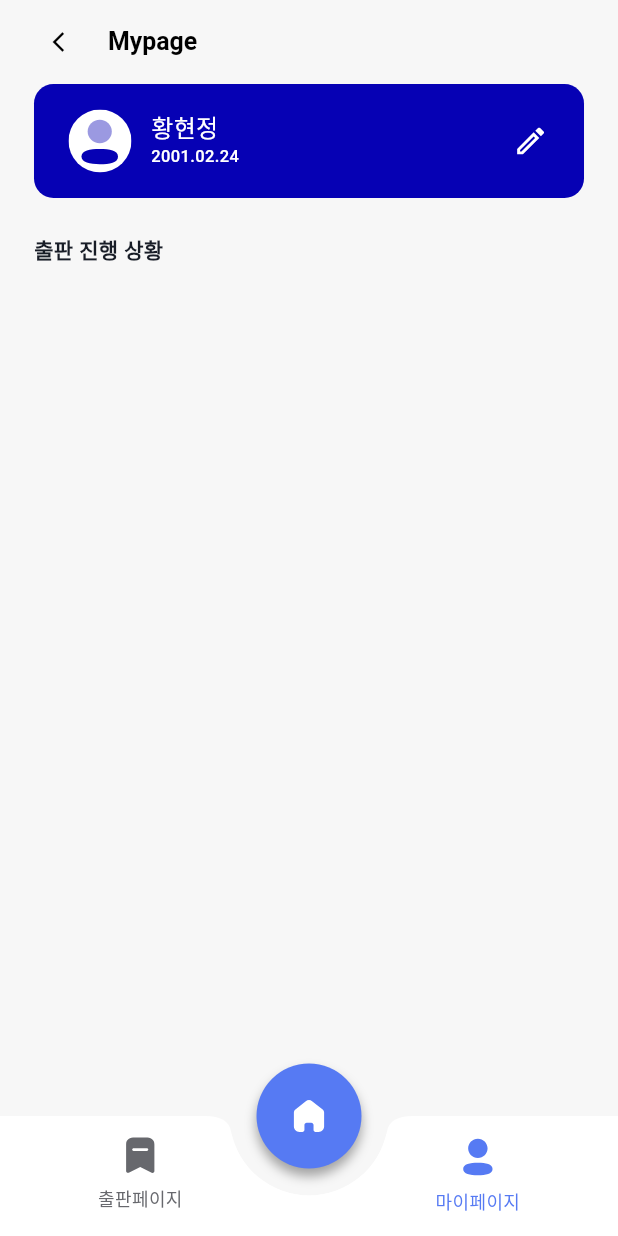
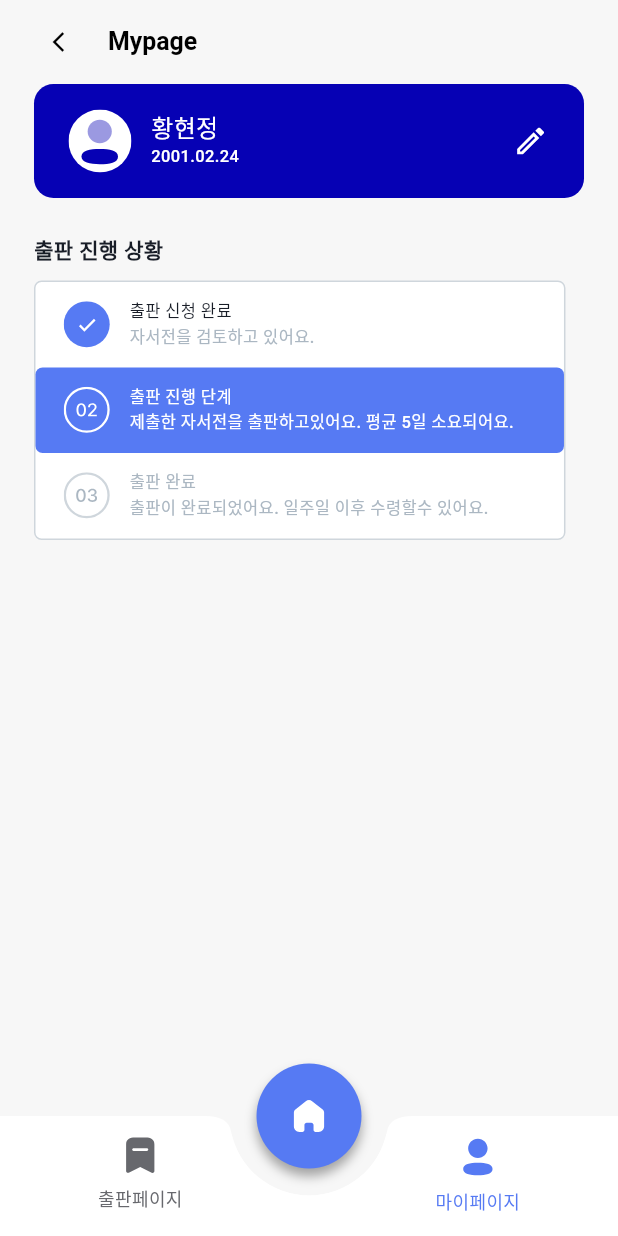
Before and after one commit to life-librarians/life-bookshelf-client, a Flutter app: the screen it shows after launch, after a tap on "출판페이지", after a tap on "마이페이지", on a phone screen of 412 x 824 dp. Run offline on Flutter 3.47's test engine with Material 3 defaults, Android fonts, the phone set to English and light mode, and no system bars; our stand-ins replace dotted_line, flutter_dotenv, flutter_native_splash, flutter_svg, get, shimmer; network calls fail; Roboto replaces fonts that are missing (Pretendard).

Commit message:
feat: 출판 진행상황 view 컴포넌트

```diff
--- a/lib/utilities/color_system.dart
+++ b/lib/utilities/color_system.dart
@@ -37,4 +37,5 @@ class _Mypage {
   const _Mypage();
 
   final Color fontBlack = const Color(0xFF181D27);
+  final Color fontGray = const Color(0xFFABB7C2);
 }
--- a/lib/views/mypage/components/publication_progress.dart
+++ b/lib/views/mypage/components/publication_progress.dart
@@ -1,4 +1,5 @@
 import 'package:flutter/material.dart';
+import 'package:flutter_svg/svg.dart';
 import 'package:get/get.dart';
 import 'package:life_bookshelf/utilities/color_system.dart';
 import 'package:life_bookshelf/utilities/font_system.dart';
@@ -14,41 +15,129 @@ class PublicationProgress extends StatelessWidget {
       width: Get.width * 0.89,
       alignment: Alignment.centerLeft,
       child: Column(
+        crossAxisAlignment: CrossAxisAlignment.start,
         children: [
           Text("출판 진행 상황", style: FontSystem.KR14B.copyWith(color: ColorSystem.mypage.fontBlack)),
+          SizedBox(height: 10),
+          Container(
+            width: Get.width * 0.86,
+            height: 173,
+            decoration: BoxDecoration(
+              border: Border.all(
+                color: Color(0xFFCFD6DC), // Hex 색상 코드
+                width: 1,
+                style: BorderStyle.solid, // 'solid' 테두리 스타일
+              ),
+              color: Colors.white,
+              borderRadius: BorderRadius.circular(5),
+            ),
+            child: Column(
+              children: [
+                _pubAppSubmitted(),
+                _PubInProgress(),
+                _PubCompleted(),
+              ],
+            ),
+          )
+
         ],
       ),
     );
   }
 }
 
-
-class _ProgressnApplication extends StatelessWidget {
-  const _ProgressnApplication({super.key});
+class _pubAppSubmitted extends StatelessWidget {
+  const _pubAppSubmitted({super.key});
 
   @override
   Widget build(BuildContext context) {
-    return const Placeholder();
+    return Container(
+      margin: const EdgeInsets.only(left: 18.8),
+      height: 57,
+      child: Row(
+        children:[
+          SvgPicture.asset(
+            'assets/icons/mypage/check.svg',
+            width: 31.33,
+            height: 31.33,
+          ),
+          SizedBox(width: 12.53),
+          Column(
+            crossAxisAlignment: CrossAxisAlignment.start,
+            mainAxisAlignment: MainAxisAlignment.center,
+            children: [
+              Text("출판 신청 완료", style: FontSystem.KR11M.copyWith(color: ColorSystem.mypage.fontBlack)),
+              Text("자서전을 검토하고 있어요.", style: FontSystem.KR11M.copyWith(color: ColorSystem.mypage.fontGray)),
+            ],
+          )
+        ]
+      ),
+    );
   }
 }
 
-
-
-class _ProgressInProgress extends StatelessWidget {
-  const _ProgressInProgress({super.key});
+class _PubInProgress extends StatelessWidget {
+  const _PubInProgress({super.key});
 
   @override
   Widget build(BuildContext context) {
-    return const Placeholder();
+    return Container(
+      decoration: BoxDecoration(
+        borderRadius: BorderRadius.circular(4.7),
+        color: ColorSystem.mainBlue,
+      ),
+      height: 57,
+      child: Container(
+        margin: const EdgeInsets.only(left: 18.8),
+        child: Row(
+            children:[
+              SvgPicture.asset(
+                'assets/icons/mypage/02_w.svg',
+                width: 31.33,
+                height: 31.33,
+              ),
+              SizedBox(width: 12.53),
+              Column(
+                crossAxisAlignment: CrossAxisAlignment.start,
+                mainAxisAlignment: MainAxisAlignment.center,
+                children: [
+                  Text("출판 진행 단계", style: FontSystem.KR11M.copyWith(color: ColorSystem.white)),
+                  Text("제출한 자서전을 출판하고있어요. 평균 5일 소요되어요.", style: FontSystem.KR11M.copyWith(color: ColorSystem.white)),
+                ],
+              )
+            ]
+        ),
+      ),
+    );
   }
 }
 
-
-class _ProgressDone extends StatelessWidget {
-  const _ProgressDone({super.key});
+class _PubCompleted extends StatelessWidget {
+  const _PubCompleted({super.key});
 
   @override
   Widget build(BuildContext context) {
-    return const Placeholder();
+    return Container(
+      margin: const EdgeInsets.only(left: 18.8 ),
+      height: 57,
+      child: Row(
+          children:[
+            SvgPicture.asset(
+              'assets/icons/mypage/03.svg',
+              width: 31.33,
+              height: 31.33,
+            ),
+            SizedBox(width: 12.53),
+            Column(
+              crossAxisAlignment: CrossAxisAlignment.start,
+              mainAxisAlignment: MainAxisAlignment.center,
+              children: [
+                Text("출판 완료", style: FontSystem.KR11M.copyWith(color: ColorSystem.mypage.fontGray)),
+                Text("출판이 완료되었어요. 일주일 이후 수령할수 있어요.", style: FontSystem.KR11M.copyWith(color: ColorSystem.mypage.fontGray)),
+              ],
+            )
+          ]
+      ),
+    );
   }
 }
--- a/lib/views/mypage/mypage_screen.dart
+++ b/lib/views/mypage/mypage_screen.dart
@@ -88,42 +88,11 @@ class _Profile extends StatelessWidget {
   }
 }
 
-class _PublicationProgress extends StatelessWidget {
-  const _PublicationProgress({super.key});
+class _ProgressnApplication extends StatelessWidget {
+  const _ProgressnApplication({super.key});
 
   @override
   Widget build(BuildContext context) {
-    return Column(
-      children: [
-        Text("출판 진행 상황", style: FontSystem.KR14B.copyWith(color: ColorSystem.mypage.fontBlack)),
-      ],
-    );
+    return PublicationProgress();
   }
 }
-
-class _ProgressDone extends StatelessWidget {
-  const _ProgressDone({super.key});
-
-  @override
-  Widget build(BuildContext context) {
-    return const Placeholder();
-  }
-}
-
-class _ProgressInProgress extends StatelessWidget {
-  const _ProgressInProgress({super.key});
-
-  @override
-  Widget build(BuildContext context) {
-    return const Placeholder();
-  }
-}
-
-class _ProgressnToDo extends StatelessWidget {
-  const _ProgressnToDo({super.key});
-
-  @override
-  Widget build(BuildContext context) {
-    return const Placeholder();
-  }
-}
```
Also changed, not shown: assets/icons/mypage/01_w.svg (added), assets/icons/mypage/02_w.svg (added), assets/icons/mypage/03_w.svg (added).
